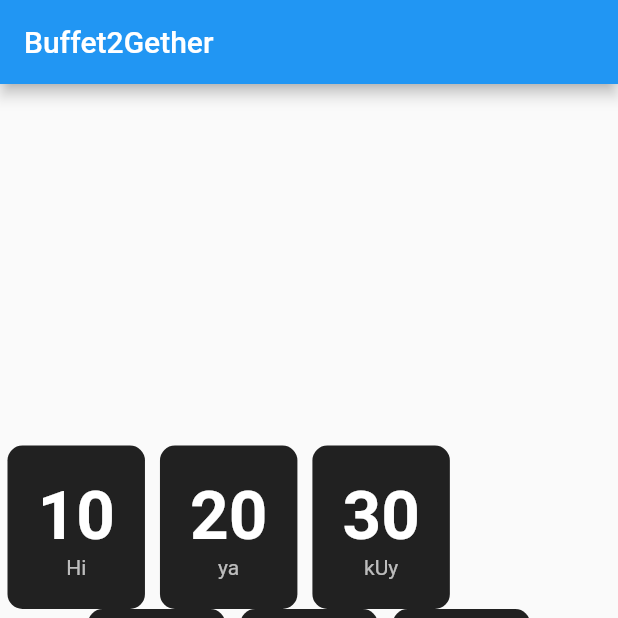
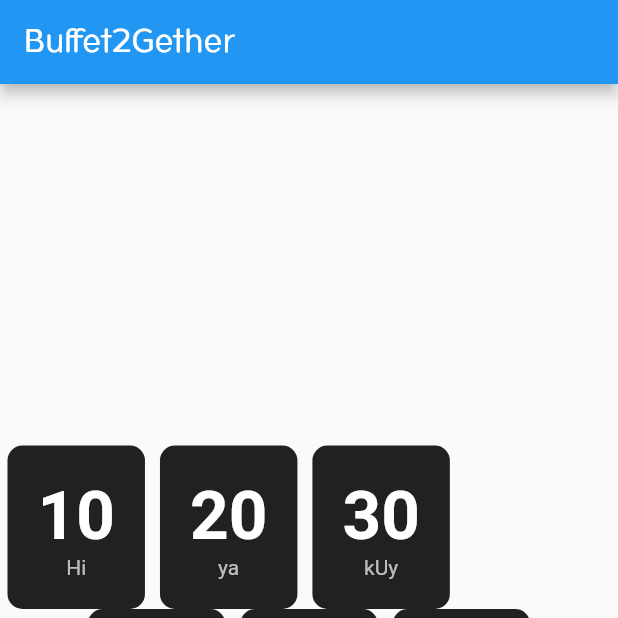
Before and after one commit to Buffet2gether/buffet2gether, a Flutter app: the screen it shows after launch, on a phone screen of 412 x 824 dp, the top half of it. Run offline on Flutter 3.47's test engine with Material 2 defaults, Android fonts, the phone set to English and light mode, and no system bars.

Commit message:
try to add font: complete

```diff
--- a/buffet2gether_home/lib/main.dart
+++ b/buffet2gether_home/lib/main.dart
@@ -54,7 +54,7 @@ class MyAppState extends State<MyApp>
       title: 'Buffet2Gether', //App's name
       home: Scaffold(
         appBar: AppBar(
-          title: Text('Buffet2Gether'), //Title
+          title: Text('Buffet2Gether',style: TextStyle(fontFamily: 'Opun'),), //Title
         ),
         body: Center(
             child: Column(
```
Also changed, not shown: buffet2gether_home/pubspec.yaml (+4 -52 lines), buffet2gether_home/fonts/Opun-Regular.ttf (added).
